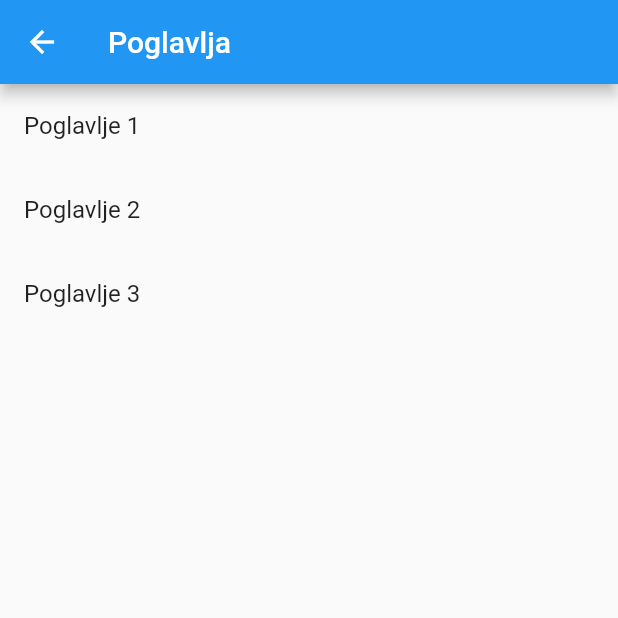
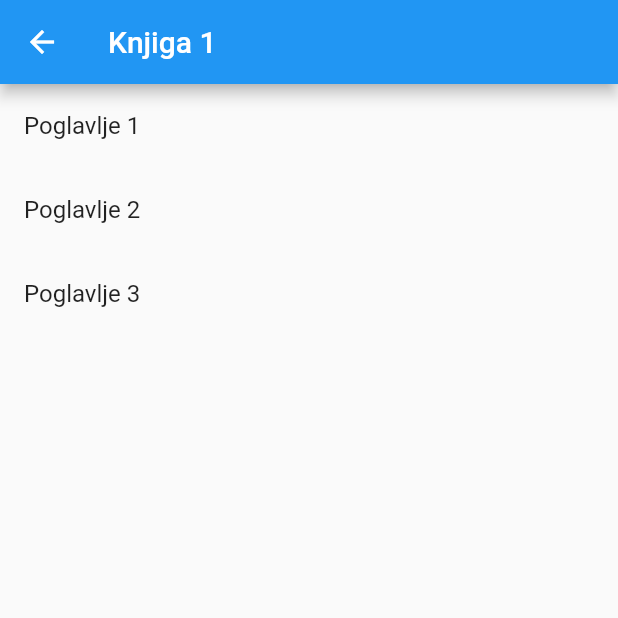
Before and after one commit to IvanVnucec/biblija, a Flutter app: the screen it shows after launch, after a tap on "Knjiga 1", on a phone screen of 412 x 824 dp, the top half of it. Run offline on Flutter 3.47's test engine with Material 2 defaults, Android fonts, the phone set to English and light mode, and no system bars.

Commit message:
transfer book title to lista poglavlja

```diff
--- a/lib/main.dart
+++ b/lib/main.dart
@@ -33,11 +33,28 @@ class _MyHomePageState extends State<MyHomePage> {
   Widget build(BuildContext context) {
     return Scaffold(
       appBar: AppBar(title: const Text("Knjige")),
-      body: ListView(children: [
-        _MyListTile(title: 'Knjiga 1', onTapWidget: _ListaPoglavlja(),),
-        _MyListTile(title: 'Knjiga 2', onTapWidget: _ListaPoglavlja(),),
-        _MyListTile(title: 'Knjiga 3', onTapWidget: _ListaPoglavlja(),),
+      body: ListView(children: const [
+        _Knjiga(title: 'Knjiga 1'),
+        _Knjiga(title: 'Knjiga 2'),
+        _Knjiga(title: 'Knjiga 3'),
       ]),
+    );
+  }
+}
+
+class _Knjiga extends StatelessWidget {
+  final String title;
+
+  const _Knjiga({required this.title});
+
+  @override
+  Widget build(BuildContext context) {
+    return ListTile(
+      title: Text(title),
+      onTap: () {
+        Navigator.of(context).push(
+            MaterialPageRoute(builder: ((context) => _ListaPoglavlja(title: title))));
+      },
     );
   }
 }
@@ -61,10 +78,14 @@ class _MyListTile extends StatelessWidget {
 }
 
 class _ListaPoglavlja extends StatelessWidget {
+  final String title;
+
+  const _ListaPoglavlja({required this.title});
+
   @override
   Widget build(BuildContext context) {
     return Scaffold(
-      appBar: AppBar(title: const Text("Poglavlja")),
+      appBar: AppBar(title: Text(title)),
       body: ListView(children: [
         _MyListTile(title: 'Poglavlje 1', onTapWidget: _Poglavlje(),),
         _MyListTile(title: 'Poglavlje 2', onTapWidget: _Poglavlje(),),
```
